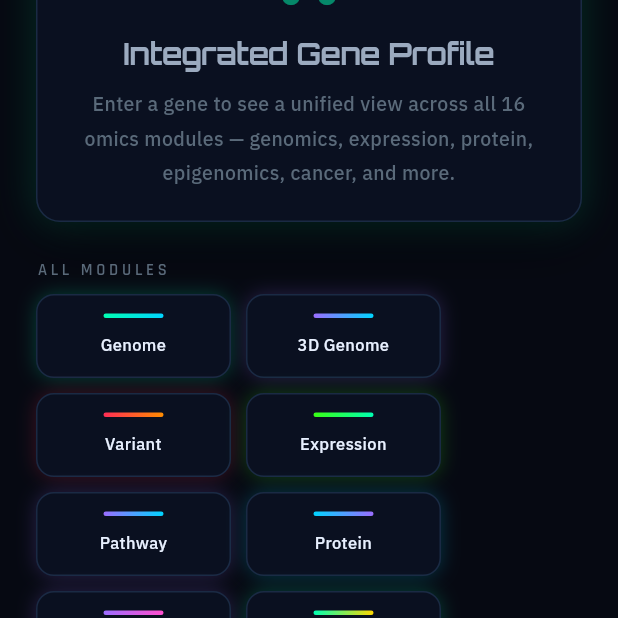
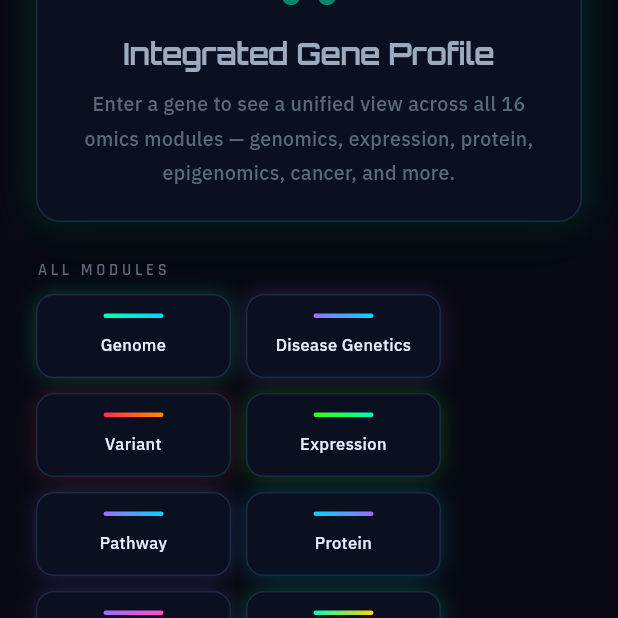
Before and after one commit to rafi28-png/omicverse, a Flutter app: the MultiOmicsScreen screen opened by its route, on a phone screen of 412 x 824 dp, the part 618-1236 px from its top. Run offline on Flutter 3.47's test engine with Material 3 defaults, Android fonts, the phone set to English and light mode, and no system bars; our stand-ins replace connectivity_plus, csv, dio, file_picker, fl_chart, flutter_dotenv and 5 more; accounts and stored records are empty; project files that could hold a hidden picture were left out.

Commit message:
fix: comprehensive audit — rename 3D Genome→Disease Genetics everywhere
Fixed ALL stale '3D Genome' references across:
- Router (app_router.dart)
- Home screen tile + icon
- Multi-omics service + screen
- README.md module list + attributions (now lists all 14 APIs)
- paper.md module table + API section (18+ APIs listed)

Also fixed const lints in disease_genetics_service demo data.

Audit results: 0 errors, 0 warnings, 195 tests pass.

```diff
--- a/app/lib/core/navigation/app_router.dart
+++ b/app/lib/core/navigation/app_router.dart
@@ -73,7 +73,7 @@ GoRouter createRouter(Ref ref) {
       GoRoute(path: '/settings',    builder: (c, s) => const ErrorBoundary(moduleName: 'Settings', child: SettingsScreen())),
       GoRoute(path: '/about',       builder: (c, s) => const ErrorBoundary(moduleName: 'About', child: AboutScreen())),
       GoRoute(path: '/genome',      builder: (c, s) => const ErrorBoundary(moduleName: 'Genome Browser', child: GenomeScreen())),
-      GoRoute(path: '/genome_3d',   builder: (c, s) => const ErrorBoundary(moduleName: '3D Genome', child: Genome3dScreen())),
+      GoRoute(path: '/genome_3d',   builder: (c, s) => const ErrorBoundary(moduleName: 'Disease Genetics', child: Genome3dScreen())),
       GoRoute(path: '/variant',     builder: (c, s) => const ErrorBoundary(moduleName: 'Variant Analysis', child: VariantScreen())),
       GoRoute(path: '/expression',  builder: (c, s) => const ErrorBoundary(moduleName: 'Expression Analysis', child: ExpressionScreen())),
       GoRoute(path: '/pathway',     builder: (c, s) => const ErrorBoundary(moduleName: 'Pathway Enrichment', child: PathwayScreen())),
--- a/app/lib/features/genome_3d/services/genome_3d_service.dart
+++ b/app/lib/features/genome_3d/services/genome_3d_service.dart
@@ -24,7 +24,7 @@ class OmimDisease {
   String get url => 'https://omim.org/entry/$mimNumber';
   String get shortTitle => title.length > 80 ? '${title.substring(0, 77)}...' : title;
 
-  static List<OmimDisease> demoData(String gene) => [
+  static List<OmimDisease> demoData(String gene) => const [
     OmimDisease(mimNumber: 191170, title: 'TUMOR PROTEIN p53; TP53', description: 'TP53 encodes a tumor suppressor protein containing transcriptional activation, DNA binding, and oligomerization domains.', inheritance: 'AD', phenotypes: ['Li-Fraumeni syndrome', 'Breast cancer', 'Colorectal cancer']),
     OmimDisease(mimNumber: 151623, title: 'LI-FRAUMENI SYNDROME; LFS', description: 'Li-Fraumeni syndrome is a cancer predisposition disorder caused by germline mutations in TP53.', inheritance: 'AD', phenotypes: ['Sarcoma', 'Breast cancer', 'Brain tumors', 'Adrenocortical carcinoma']),
   ];
@@ -53,7 +53,7 @@ class DiseaseAssociation {
     return 'Minimal';
   }
 
-  static List<DiseaseAssociation> demoData(String gene) => [
+  static List<DiseaseAssociation> demoData(String gene) => const [
     DiseaseAssociation(diseaseName: 'Li-Fraumeni Syndrome', diseaseId: 'C0023379', score: 0.95, source: 'DisGeNET', nPublications: 342),
     DiseaseAssociation(diseaseName: 'Breast Cancer', diseaseId: 'C0006142', score: 0.87, source: 'DisGeNET', nPublications: 1205),
     DiseaseAssociation(diseaseName: 'Colorectal Cancer', diseaseId: 'C0009402', score: 0.72, source: 'DisGeNET', nPublications: 456),
--- a/app/lib/features/home/home_screen.dart
+++ b/app/lib/features/home/home_screen.dart
@@ -34,7 +34,7 @@ final _modules = [
   const _ModuleInfo('Evolution', 'Conservation & phylogenetics', Icons.park, '/evolution', kGradEvolution),
   const _ModuleInfo('Splicing', 'Alternative splicing events', Icons.call_split, '/splicing', kGradSplicing),
   const _ModuleInfo('Drug', 'Drug-gene interactions', Icons.medication, '/drug', kGradDrug),
-  const _ModuleInfo('3D Genome', 'Chromatin conformation', Icons.view_in_ar_outlined, '/genome_3d', kGrad3DGenome),
+  const _ModuleInfo('Disease Genetics', 'OMIM & DisGeNET diseases', Icons.local_hospital_outlined, '/genome_3d', kGrad3DGenome),
   const _ModuleInfo('Multi-Omics', 'Unified gene profiles', Icons.hub_outlined, '/multi_omics', [kNeonTeal, kNeonPurple]),
   const _ModuleInfo('Collaboration', 'Real-time project sharing', Icons.groups_outlined, '/collaboration', [kNeonPink, kNeonBlue]),
 ];
--- a/app/lib/features/multi_omics/multi_omics_screen.dart
+++ b/app/lib/features/multi_omics/multi_omics_screen.dart
@@ -224,7 +224,7 @@ class _MultiOmicsScreenState extends ConsumerState<MultiOmicsScreen> {
   Widget _buildModuleGrid(BuildContext context) {
     final routes = MultiOmicsService.moduleRoutes();
     final gradients = {
-      'Genome': kGradGenome, '3D Genome': kGrad3DGenome, 'Variant': kGradVariant,
+      'Genome': kGradGenome, 'Disease Genetics': kGrad3DGenome, 'Variant': kGradVariant,
       'Expression': kGradExpression, 'Pathway': kGradPathway, 'Protein': kGradProtein,
       'Regulatory': kGradRegulatory, 'Population': kGradPopulation, 'PRS': kGradPRS,
       'Methylation': kGradEpigenome, 'CRISPR': kGradCRISPR, 'Cancer': kGradCancer,
--- a/app/lib/features/multi_omics/services/multi_omics_service.dart
+++ b/app/lib/features/multi_omics/services/multi_omics_service.dart
@@ -17,7 +17,7 @@ class OmicsLayer {
 
   static List<OmicsLayer> allLayers() => const [
     OmicsLayer(name: 'Genomics', type: 'genomics', icon: '🧬', featureCount: 3,
-      summary: 'Genome sequence, variants, 3D organization'),
+      summary: 'Genome sequence, variants, disease genetics'),
     OmicsLayer(name: 'Transcriptomics', type: 'transcriptomics', icon: '📊', featureCount: 2,
       summary: 'Gene expression, alternative splicing'),
     OmicsLayer(name: 'Proteomics', type: 'proteomics', icon: '🔬', featureCount: 2,
@@ -94,7 +94,7 @@ class MultiOmicsService {
 
   /// Get module routes for navigation
   static Map<String, String> moduleRoutes() => {
-    'Genome': '/genome', '3D Genome': '/genome_3d',
+    'Genome': '/genome', 'Disease Genetics': '/genome_3d',
     'Variant': '/variant', 'Expression': '/expression',
     'Pathway': '/pathway', 'Protein': '/protein',
     'Regulatory': '/regulatory', 'Population': '/population',
```
Also changed, not shown: 2 other files.
